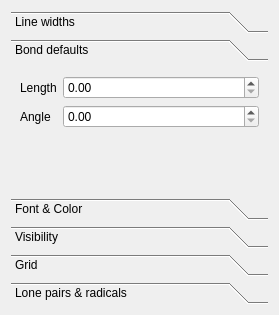
Before: the Qt Designer form libmolsketch/scenepropertieswidget.ui in timvdm/Molsketch, drawn with Qt 5.
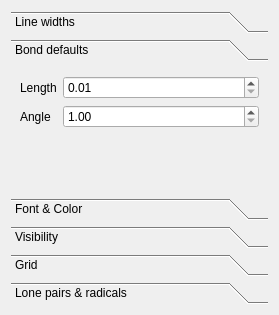
After: the same form once the commit is applied. The open tabs and pages were chosen to show the change. Custom widgets are drawn as their Qt base class.

Commit message: Use sensible ranges for settings values

```diff
--- a/libmolsketch/scenepropertieswidget.ui
+++ b/libmolsketch/scenepropertieswidget.ui
@@ -82,7 +82,14 @@
         </widget>
        </item>
        <item row="0" column="1">
-        <widget class="QDoubleSpinBox" name="bondLength"/>
+        <widget class="QDoubleSpinBox" name="bondLength">
+         <property name="minimum">
+          <double>0.010000000000000</double>
+         </property>
+         <property name="maximum">
+          <double>250.000000000000000</double>
+         </property>
+        </widget>
        </item>
        <item row="1" column="0">
         <widget class="QLabel" name="bondAngleLabel">
@@ -92,7 +99,14 @@
         </widget>
        </item>
        <item row="1" column="1">
-        <widget class="QDoubleSpinBox" name="bondAngle"/>
+        <widget class="QDoubleSpinBox" name="bondAngle">
+         <property name="minimum">
+          <double>1.000000000000000</double>
+         </property>
+         <property name="maximum">
+          <double>359.000000000000000</double>
+         </property>
+        </widget>
        </item>
       </layout>
      </widget>
```
Left out of the diff: 24 changed lines with no effect on the pictures.
